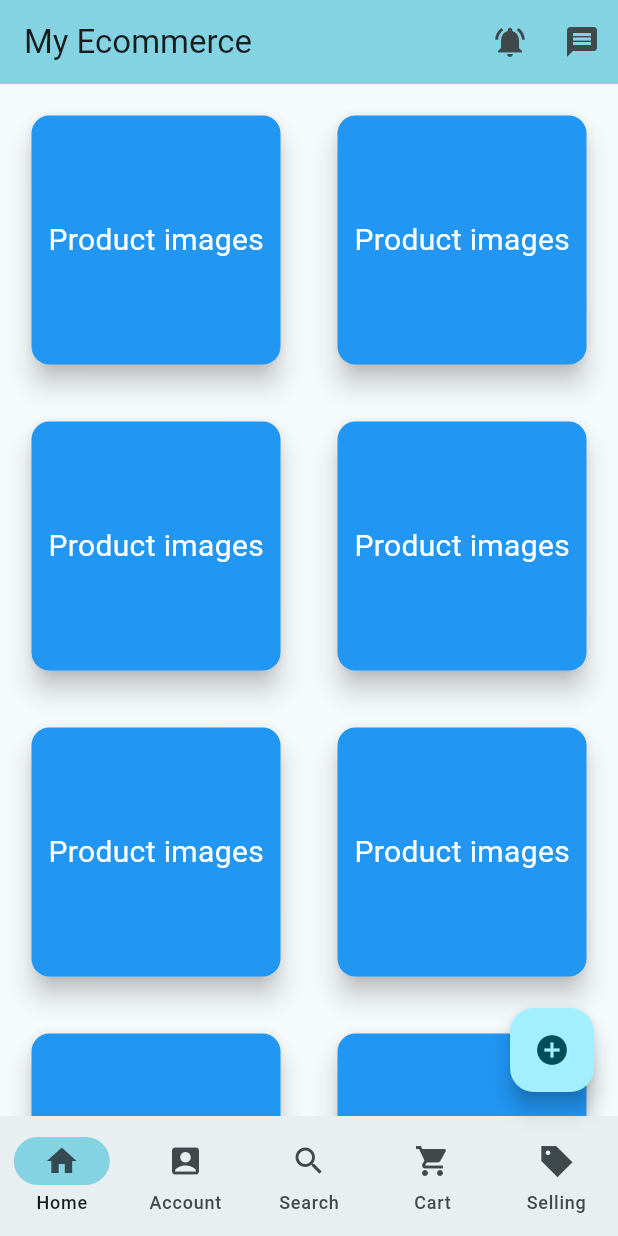
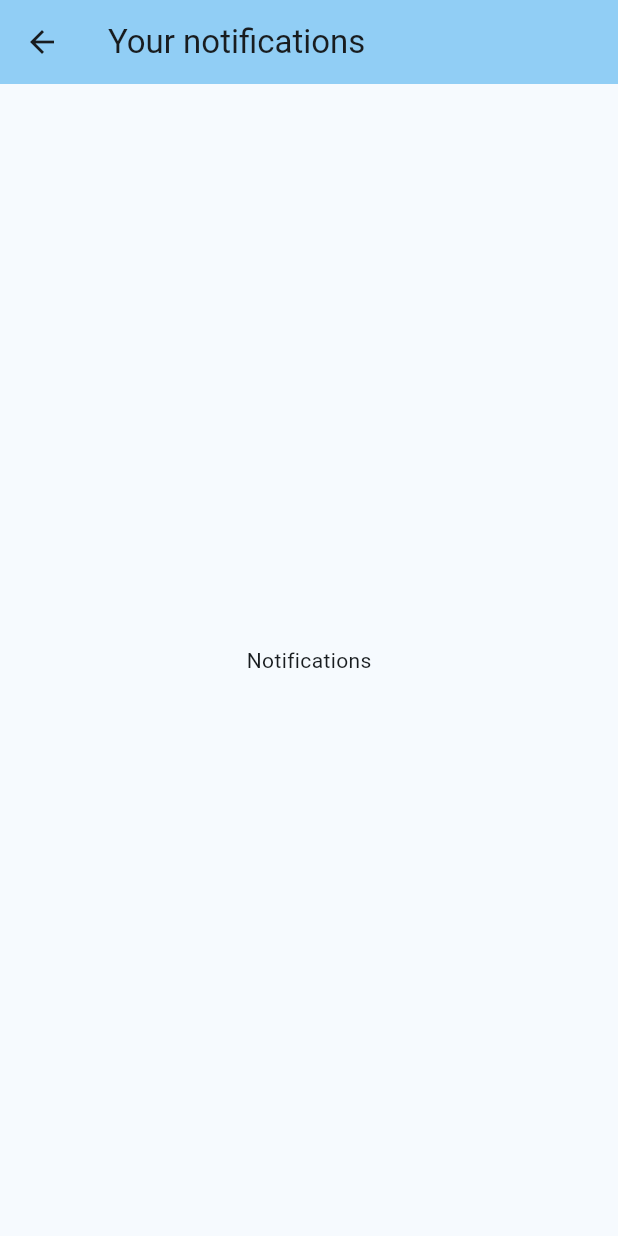
Before and after one commit to J28tejada/Ecommerce-flutter, a Flutter app: the screen it shows after launch, after a tap on the "notifications active" icon, on a phone screen of 412 x 824 dp. Run offline on Flutter 3.47's test engine with Material 3 defaults, Android fonts, the phone set to English and light mode, and no system bars; our stand-ins replace firebase_core; accounts and stored records are empty; Roboto replaces fonts that are missing (Arial rounded MT Bold).

Commit message:
BottomNavigationBar Settings

```diff
--- a/lib/main.dart
+++ b/lib/main.dart
@@ -1,9 +1,13 @@
 //import 'package:ecommerce/presentations/screens/home_screen.dart';
-import 'package:ecommerce/presentations/screens/home_screen/add_product.dart';
+import 'package:ecommerce/firebase_options.dart';
 import 'package:ecommerce/presentations/screens/home_screen/home_functions_screen.dart';
+import 'package:firebase_core/firebase_core.dart';
 import 'package:flutter/material.dart';
 
-void main() {
+void main() async {
+  WidgetsFlutterBinding.ensureInitialized();
+  await Firebase.initializeApp(options: DefaultFirebaseOptions.currentPlatform);
+  runApp(const MyApp());
   runApp(const MyApp());
 }
 
@@ -16,7 +20,9 @@ class MyApp extends StatelessWidget {
       debugShowCheckedModeBanner: false,
       title: 'Flutter Demo',
       theme: ThemeData(
-        colorScheme: ColorScheme.fromSeed(seedColor: Colors.cyan),
+        colorScheme: ColorScheme.fromSeed(
+          seedColor: const Color.fromRGBO(24, 59, 78, 1),
+        ),
       ),
       home: HomeFunctionsScreen(),
     );
--- /dev/null
+++ b/lib/presentations/screens/NavigationBar/Main_home_screen.dart
@@ -0,0 +1 @@
+// TODO Implement this library.
--- /dev/null
+++ b/lib/presentations/screens/NavigationBar/home_screen.dart
@@ -0,0 +1,37 @@
+import 'package:flutter/material.dart';
+
+class HomeScreen extends StatelessWidget {
+  const HomeScreen({super.key});
+
+  @override
+  Widget build(BuildContext context) {
+    return Scaffold(
+      body: GridView(
+        gridDelegate: SliverGridDelegateWithFixedCrossAxisCount(
+          crossAxisCount: 2,
+        ),
+        padding: EdgeInsets.all(2),
+        children: List.generate(
+          16,
+          (index) => const Padding(
+            padding: EdgeInsets.all(15),
+            child: Card(
+              color: Colors.blue,
+              elevation: 7,
+              child: Center(
+                child: Text(
+                  'Product images',
+                  style: TextStyle(
+                    fontFamily: 'Arial rounded MT Bold',
+                    fontSize: 20,
+                    color: Colors.white,
+                  ),
+                ),
+              ),
+            ),
+          ),
+        ),
+      ),
+    );
+  }
+}
--- a/lib/presentations/screens/home_screen/home_functions_screen.dart
+++ b/lib/presentations/screens/home_screen/home_functions_screen.dart
@@ -1,4 +1,11 @@
+import 'package:ecommerce/presentations/screens/NavigationBar/account_screen.dart';
+import 'package:ecommerce/presentations/screens/NavigationBar/cart_functions.dart';
+import 'package:ecommerce/presentations/screens/NavigationBar/home_screen.dart';
+import 'package:ecommerce/presentations/screens/NavigationBar/search_function.dart';
+import 'package:ecommerce/presentations/screens/NavigationBar/selling_functions.dart';
 import 'package:ecommerce/presentations/screens/home_screen/add_product.dart';
+import 'package:ecommerce/presentations/screens/home_screen/topMenu/message_functions.dart';
+import 'package:ecommerce/presentations/screens/home_screen/topMenu/notifications_settings.dart';
 import 'package:flutter/material.dart';
 
 class HomeFunctionsScreen extends StatefulWidget {
@@ -9,6 +16,16 @@ class HomeFunctionsScreen extends StatefulWidget {
 }
 
 class _HomeFunctionsScreenState extends State<HomeFunctionsScreen> {
+  List<Widget> pages = [
+    HomeScreen(),
+    AccountScreen(),
+    SearchFunction(),
+    CartFunctions(),
+    SellingFunctions(),
+  ];
+
+  int currentPage = 0;
+
   @override
   Widget build(BuildContext context) {
     return Scaffold(
@@ -16,104 +33,82 @@ class _HomeFunctionsScreenState extends State<HomeFunctionsScreen> {
         backgroundColor: Theme.of(context).colorScheme.inversePrimary,
         title: Text("My Ecommerce"),
         actions: [
-          IconButton(onPressed: () {}, icon: Icon(Icons.notifications_on)),
-          IconButton(onPressed: () {}, icon: Icon(Icons.message)),
+          IconButton(
+            onPressed: () {
+              Navigator.push(
+                context,
+                MaterialPageRoute(
+                  builder: (context) => NotificationsSettings(),
+                ),
+              );
+            },
+            icon: Icon(Icons.notifications_on),
+          ),
+          IconButton(
+            onPressed: () {
+              Navigator.push(
+                context,
+                MaterialPageRoute(builder: (context) => MessageFunctions()),
+              );
+            },
+            icon: Icon(Icons.message),
+          ),
         ],
       ),
-      body: GridView(
-        gridDelegate: SliverGridDelegateWithFixedCrossAxisCount(
-          crossAxisCount: 2,
-        ),
-        padding: EdgeInsets.all(2),
-        children: List.generate(
-          16,
-          (index) => const Padding(
-            padding: EdgeInsets.all(15),
-            child: Card(
-              color: Colors.blue,
-              elevation: 7,
-              child: Center(
-                child: Text(
-                  'Product images',
-                  style: TextStyle(
-                    fontFamily: 'Arial rounded MT Bold',
-                    fontSize: 20,
-                    color: Colors.white,
-                  ),
-                ),
-              ),
-            ),
-          ),
-        ),
-      ),
 
-      floatingActionButton: FloatingActionButton(
+      floatingActionButton: floatingActionButton(
+        icon: Icons.add,
         onPressed: () {
           Navigator.push(
             context,
             MaterialPageRoute(builder: (context) => AddProduct()),
           );
         },
-        child: Icon(Icons.add_circle),
       ),
 
       bottomNavigationBar: NavigationBar(
-        onDestinationSelected: (int index) {},
+        onDestinationSelected: (int index) {
+          setState(() {
+            currentPage = index;
+          });
+        },
         indicatorColor: Theme.of(context).colorScheme.inversePrimary,
+        selectedIndex: currentPage,
         //selectedIndex: currentPageIndex,
         destinations: const <Widget>[
-          navigationHome(
-            icon: Icons.home,
-            selectedIcon: Icons.home,
-            text: 'Home',
+          NavigationDestination(icon: Icon(Icons.home), label: 'Home'),
+          NavigationDestination(
+            icon: Badge(label: Text('2'), child: Icon(Icons.account_balance)),
+            label: 'Account',
           ),
-          navigation_distination(icon: Icons.account_box, text: 'Account'),
-          navigation_distination(icon: Icons.search, text: 'Search'),
-          navigation_distination(icon: Icons.shopping_cart, text: 'Cart'),
-          navigation_distination(icon: Icons.sell_sharp, text: 'Selling'),
+          NavigationDestination(icon: Icon(Icons.search), label: 'Search'),
+          NavigationDestination(
+            icon: Badge(label: Text('2'), child: Icon(Icons.shopping_cart)),
+            label: 'Cart',
+          ),
+          NavigationDestination(icon: Icon(Icons.sell), label: 'Selling'),
         ],
       ),
+      body:
+          <Widget>[
+            HomeScreen(),
+            AccountScreen(),
+            SearchFunction(),
+            CartFunctions(),
+            SellingFunctions(),
+          ][currentPage],
     );
   }
 }
 
-class navigationHome extends StatelessWidget {
+class floatingActionButton extends StatelessWidget {
   final IconData icon;
-  final IconData selectedIcon;
-  final String text;
+  final VoidCallback? onPressed;
 
-  const navigationHome({
-    super.key,
-    required this.icon,
-    required this.selectedIcon,
-    required this.text,
-  });
+  const floatingActionButton({super.key, required this.icon, this.onPressed});
 
   @override
   Widget build(BuildContext context) {
-    return NavigationDestination(
-      selectedIcon: Icon(selectedIcon),
-      icon: Icon(icon),
-      label: text,
-    );
+    return FloatingActionButton(onPressed: onPressed, child: Icon(icon));
   }
 }
-
-class navigation_distination extends StatelessWidget {
-  final IconData icon;
-  final String text;
-
-  const navigation_distination({
-    super.key,
-    required this.icon,
-    required this.text,
-  });
-
-  @override
-  Widget build(BuildContext context) {
-    return NavigationDestination(icon: Icon(icon), label: (text));
-  }
-}
-//messenger_sharp
-
-void setState(Null Function() param0) {}
--- /dev/null
+++ b/lib/presentations/screens/home_screen/topMenu/notifications_settings.dart
@@ -0,0 +1,21 @@
+import 'package:flutter/material.dart';
+
+class NotificationsSettings extends StatelessWidget {
+  const NotificationsSettings({super.key});
+
+  @override
+  Widget build(BuildContext context) {
+    return Scaffold(
+      appBar: AppBar(
+        title: Text('Your notifications'),
+        backgroundColor: Theme.of(context).colorScheme.inversePrimary,
+      ),
+      body: Center(
+        child: Column(
+          mainAxisAlignment: MainAxisAlignment.center,
+          children: [Text('Notifications')],
+        ),
+      ),
+    );
+  }
+}
--- a/pubspec.yaml
+++ b/pubspec.yaml
@@ -34,6 +34,9 @@ dependencies:
   # The following adds the Cupertino Icons font to your application.
   # Use with the CupertinoIcons class for iOS style icons.
   cupertino_icons: ^1.0.8
+  firebase_core: ^3.13.1
+  firebase_auth: ^5.5.4
+  firebase_ui_auth: ^1.16.1
 
 dev_dependencies:
   flutter_test:
```
Also changed, not shown: lib/presentations/screens/NavigationBar/account_screen.dart (added, +17 -0 lines), lib/presentations/screens/NavigationBar/cart_functions.dart (added, +17 -0 lines), lib/presentations/screens/NavigationBar/search_function.dart (added, +48 -0 lines), lib/presentations/screens/NavigationBar/selling_functions.dart (added, +17 -0 lines), lib/presentations/screens/home_screen.dart (deleted, +0 -71 lines), lib/presentations/screens/home_screen/topMenu/message_functions.dart (added, +21 -0 lines), firebase.json (added), lib/firebase_options.dart (added), pubspec.lock, 18 other files.
